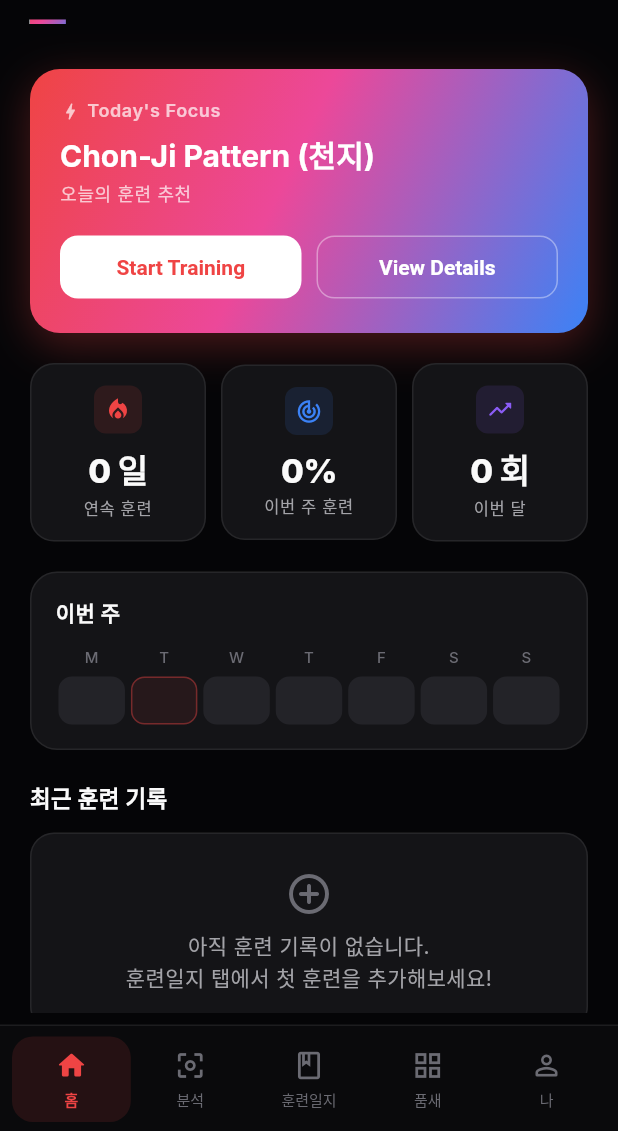
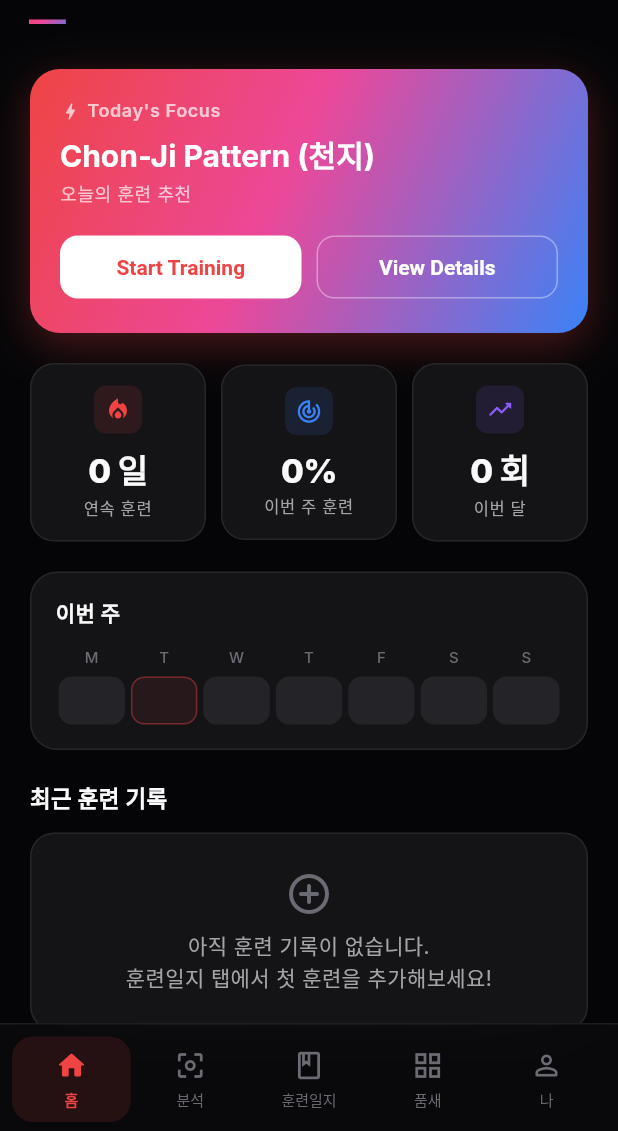
Before and after one commit to piney62/taekwon-design, a Flutter app: the HomeScreen screen opened by its route, on a phone screen of 412 x 824 dp, the part 105-1236 px from its top. Run offline on Flutter 3.47's test engine with Material 3 defaults, Android fonts, the phone set to English and light mode, and no system bars; our stand-ins replace cached_network_image, chewie, dotted_border, easy_localization, fl_chart, flutter_riverpod and 9 more; missing offline and left inert: dart:html, dart:ui_web; accounts and stored records are empty.

Commit message:
Phase 3-1 polish: restore subtle tab-bar translucency + body breathing room
The previous follow-up dropped extendBody to avoid clipping the last
item under the bar, but that killed the translucent see-through effect
the design called for. Walk it back properly:

- extendBody: true again, so the body draws under the bar
- tabbarBg alpha tuned from "almost solid" down to a real ~78%/80%
  so content tint reads through (and BackdropFilter blur actually has
  something to work with)
- Expose kAppShellContentBottomInset (96 px) from app_shell.dart;
  every scrolling screen now ends with a sliver/sizedbox sized to that
  constant, so the last content item never lands behind the bar

Screens updated to reserve the inset (Sliver/SizedBox tail or ListView
padding bottom):
- features/settings/presentation/screens/settings_screen.dart
- features/journal/presentation/journal_screen.dart
- features/pose_analysis/presentation/pose_analysis_screen.dart
- features/home/presentation/home_screen.dart (student + _InstructorHome)
- features/learn/presentation/learn_screen.dart

InstructorDojoScreen already ends in SizedBox(80) which is close enough
for the current bar height; leave it untouched until that screen gets
its full Phase 3-6 redesign.

flutter analyze: 0 errors.

```diff
--- a/ITF_Client/lib/core/theme/tul_palette.dart
+++ b/ITF_Client/lib/core/theme/tul_palette.dart
@@ -78,10 +78,7 @@ class TulPalette extends ThemeExtension<TulPalette> {
     text3: AppColors.textDisabled,
     hover: Color(0x08FFFFFF),
     track: Color(0x1AFFFFFF),
-    // Lightly translucent so the bar feels like it floats above the stage
-    // rather than a hard solid block. The 12px body inset (see AppShell)
-    // keeps card halos from leaking through this thin alpha.
-    tabbarBg: Color(0xE60A0A0C), // ~90% alpha
+    tabbarBg: Color(0xC70A0A0C), // 0.78 alpha — content tint reads through
     modalVeil: Color(0x8C000000),
     stripe: Color(0x0AFFFFFF),
     primary: AppColors.primary,
@@ -105,7 +102,7 @@ class TulPalette extends ThemeExtension<TulPalette> {
     text3: AppColors.lightTextDisabled,
     hover: Color(0x08000000),
     track: Color(0x14000000),
-    tabbarBg: Color(0xEDFFFFFF), // ~93% alpha — same intent as dark side
+    tabbarBg: Color(0xCCFFFFFF), // 0.80 alpha
     modalVeil: Color(0x590F0F14),
     stripe: Color(0x0A000000),
     primary: AppColors.lightPrimary,
--- a/ITF_Client/lib/features/home/presentation/home_screen.dart
+++ b/ITF_Client/lib/features/home/presentation/home_screen.dart
@@ -5,6 +5,7 @@ import 'package:go_router/go_router.dart';
 
 import '../../../core/router/app_routes.dart';
 import '../../../core/theme/app_colors.dart';
+import '../../../shared/widgets/app_shell.dart' show kAppShellContentBottomInset;
 import '../../auth/application/providers.dart';
 import '../../journal/application/providers.dart';
 import '../../journal/domain/entities/training_session.dart';
@@ -187,7 +188,9 @@ class HomeScreen extends ConsumerWidget {
               ),
             ),
 
-            const SliverToBoxAdapter(child: SizedBox(height: 24)),
+            const SliverToBoxAdapter(
+              child: SizedBox(height: kAppShellContentBottomInset),
+            ),
           ],
         ),
       ),
@@ -841,7 +844,8 @@ class _InstructorHome extends ConsumerWidget {
       body: SafeArea(
         bottom: false,
         child: ListView(
-          padding: const EdgeInsets.fromLTRB(20, 8, 20, 24),
+          padding: const EdgeInsets.fromLTRB(
+              20, 8, 20, kAppShellContentBottomInset),
           children: [
             // ── Header ──────────────────────────────────────────────
             Row(
--- a/ITF_Client/lib/features/journal/presentation/journal_screen.dart
+++ b/ITF_Client/lib/features/journal/presentation/journal_screen.dart
@@ -6,6 +6,7 @@ import 'package:flutter_riverpod/flutter_riverpod.dart';
 
 import '../../../core/network/backend_client.dart';
 import '../../../core/theme/app_colors.dart';
+import '../../../shared/widgets/app_shell.dart' show kAppShellContentBottomInset;
 import '../../../shared/widgets/grad_header_text.dart';
 import '../../auth/application/providers.dart';
 import '../../settings/application/providers.dart';
@@ -154,7 +155,9 @@ class JournalScreen extends ConsumerWidget {
                       ),
                     ),
 
-                  const SliverToBoxAdapter(child: SizedBox(height: 32)),
+                  const SliverToBoxAdapter(
+                    child: SizedBox(height: kAppShellContentBottomInset),
+                  ),
                 ],
               ),
             ),
--- a/ITF_Client/lib/features/learn/presentation/learn_screen.dart
+++ b/ITF_Client/lib/features/learn/presentation/learn_screen.dart
@@ -5,6 +5,7 @@ import 'package:go_router/go_router.dart';
 
 import '../../../core/router/app_routes.dart';
 import '../../../core/theme/app_colors.dart';
+import '../../../shared/widgets/app_shell.dart' show kAppShellContentBottomInset;
 import '../../../shared/widgets/grad_header_text.dart';
 import '../domain/entities/pattern.dart';
 import 'pages/five_tenets_page.dart';
@@ -96,7 +97,9 @@ class _LearnScreenState extends ConsumerState<LearnScreen> {
               ),
             ),
             SliverToBoxAdapter(child: _buildReference()),
-            const SliverToBoxAdapter(child: SizedBox(height: 24)),
+            const SliverToBoxAdapter(
+              child: SizedBox(height: kAppShellContentBottomInset),
+            ),
           ],
         ),
       ),
--- a/ITF_Client/lib/features/pose_analysis/presentation/pose_analysis_screen.dart
+++ b/ITF_Client/lib/features/pose_analysis/presentation/pose_analysis_screen.dart
@@ -9,6 +9,7 @@ import 'package:image_picker/image_picker.dart';
 
 import '../../../core/network/backend_client.dart';
 import '../../../core/theme/app_colors.dart';
+import '../../../shared/widgets/app_shell.dart' show kAppShellContentBottomInset;
 import '../../../shared/widgets/grad_header_text.dart';
 import 'web_camera.dart';
 
@@ -238,7 +239,7 @@ class PoseAnalysisScreen extends ConsumerWidget {
                       },
                     ),
                   ],
-                  const SizedBox(height: 40),
+                  const SizedBox(height: kAppShellContentBottomInset),
                 ],
               ),
             ),
--- a/ITF_Client/lib/features/settings/presentation/screens/settings_screen.dart
+++ b/ITF_Client/lib/features/settings/presentation/screens/settings_screen.dart
@@ -6,6 +6,7 @@ import 'package:image_picker/image_picker.dart';
 
 import '../../../../core/network/backend_client.dart';
 import '../../../../core/theme/app_colors.dart';
+import '../../../../shared/widgets/app_shell.dart' show kAppShellContentBottomInset;
 import '../../../../shared/widgets/grad_header_text.dart';
 import '../../../auth/application/providers.dart';
 import '../../application/providers.dart';
@@ -174,7 +175,7 @@ class SettingsScreen extends ConsumerWidget {
                           ),
                         ),
                       ),
-                      const SizedBox(height: 32),
+                      const SizedBox(height: kAppShellContentBottomInset),
                     ],
                   ),
                 ),
--- a/ITF_Client/lib/shared/widgets/app_shell.dart
+++ b/ITF_Client/lib/shared/widgets/app_shell.dart
@@ -1,3 +1,5 @@
+import 'dart:ui';
+
 import 'package:easy_localization/easy_localization.dart';
 import 'package:flutter/material.dart';
 import 'package:flutter_riverpod/flutter_riverpod.dart';
@@ -7,6 +9,12 @@ import '../../core/theme/app_colors.dart';
 import '../../core/theme/tul_palette.dart';
 import '../../core/theme/tul_radius.dart';
 import '../../features/auth/application/providers.dart';
+
+/// Pixels of bottom inset every scrolling screen should reserve so its
+/// last item isn't clipped by the floating tab bar. Tab bar runs ~62 px
+/// of content + a typical 28 px home-indicator/SafeArea bottom — 90 leaves
+/// a small breathing margin.
+const double kAppShellContentBottomInset = 96;
 
 /// Root scaffold for the authenticated tabs. Hosts the [StatefulNavigationShell]
 /// content and renders the brand bottom tab bar underneath.
@@ -24,16 +32,12 @@ class AppShell extends ConsumerWidget {
     final items = isInstructor ? _instructorTabs : _studentTabs;
 
     return Scaffold(
-      // Keep the bar above the body (extendBody: false) so screens don't have
-      // to reserve a tab-bar-height bottom inset to avoid clipping. A small
-      // outer Padding adds breathing room between body content and the bar —
-      // without it, cards (FeatureCard, halo elements) butt right up against
-      // the bar's top edge and look pinched.
-      extendBody: false,
-      body: Padding(
-        padding: const EdgeInsets.only(bottom: 8),
-        child: navigationShell,
-      ),
+      // Lets the body draw under the bar so its translucent fill picks up
+      // the content tint behind it. Each scrolling screen is responsible
+      // for reserving a tab-bar-height bottom spacer in its own content so
+      // the last item isn't clipped — see kAppShellContentBottomInset.
+      extendBody: true,
+      body: navigationShell,
       bottomNavigationBar: _TulTabBar(
         items: items,
         currentIndex: navigationShell.currentIndex,
@@ -152,7 +156,10 @@ class _TulTabBar extends StatelessWidget {
   @override
   Widget build(BuildContext context) {
     final palette = context.tul;
-    return DecoratedBox(
+    return ClipRect(
+      child: BackdropFilter(
+        filter: ImageFilter.blur(sigmaX: 20, sigmaY: 20),
+        child: Container(
           decoration: BoxDecoration(
             color: palette.tabbarBg,
             border: Border(top: BorderSide(color: palette.border)),
@@ -171,6 +178,8 @@ class _TulTabBar extends StatelessWidget {
                     ),
                   );
                 }),
+              ),
+            ),
           ),
         ),
       ),
```
Lines whose indentation alone changed are shown as unchanged.
